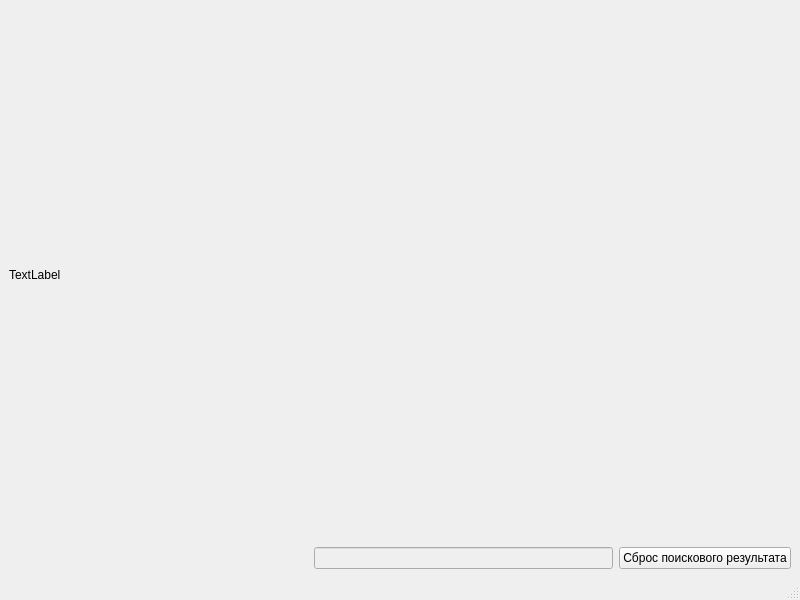
First picture: the form in main.ui, repository GRusl/MapsAPI, before the edit.
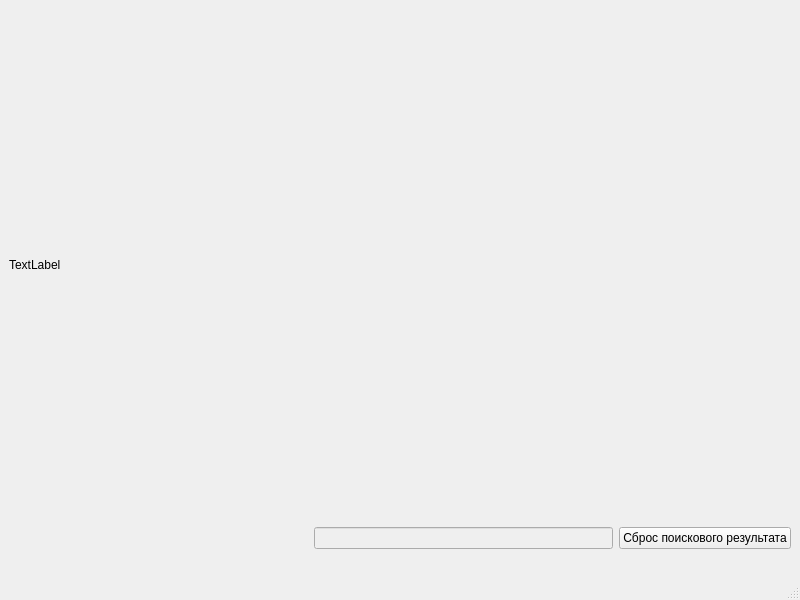
Second picture: the form after the edit.

Commit message: Большая задача по Maps API. Часть №8

Patch:
```diff
--- a/main.ui
+++ b/main.ui
@@ -21,7 +21,14 @@
   </property>
   <widget class="QWidget" name="centralwidget">
    <layout class="QGridLayout" name="gridLayout">
-    <item row="1" column="0">
+    <item row="2" column="2">
+     <widget class="QPushButton" name="search">
+      <property name="text">
+       <string>Сброс поискового результата</string>
+      </property>
+     </widget>
+    </item>
+    <item row="2" column="0">
      <spacer name="horizontalSpacer">
       <property name="orientation">
        <enum>Qt::Horizontal</enum>
@@ -34,7 +41,7 @@
       </property>
      </spacer>
     </item>
-    <item row="1" column="1">
+    <item row="2" column="1">
      <widget class="QLineEdit" name="toponym_to_find">
       <property name="enabled">
        <bool>false</bool>
@@ -86,14 +93,14 @@
       </property>
      </widget>
     </item>
-    <item row="1" column="2">
-     <widget class="QPushButton" name="search">
+    <item row="4" column="1" colspan="2">
+     <widget class="QLabel" name="ful_path">
       <property name="text">
-       <string>Сброс поискового результата</string>
+       <string/>
       </property>
      </widget>
     </item>
-    <item row="0" column="0" colspan="3">
+    <item row="0" column="0" colspan="2">
      <widget class="QLabel" name="img">
       <property name="tabletTracking">
        <bool>false</bool>
@@ -109,6 +116,19 @@
       </property>
      </widget>
     </item>
+    <item row="0" column="2">
+     <spacer name="verticalSpacer">
+      <property name="orientation">
+       <enum>Qt::Vertical</enum>
+      </property>
+      <property name="sizeHint" stdset="0">
+       <size>
+        <width>20</width>
+        <height>40</height>
+       </size>
+      </property>
+     </spacer>
+    </item>
    </layout>
   </widget>
   <widget class="QStatusBar" name="statusbar"/>
```
The commit also changes 2 other files.
